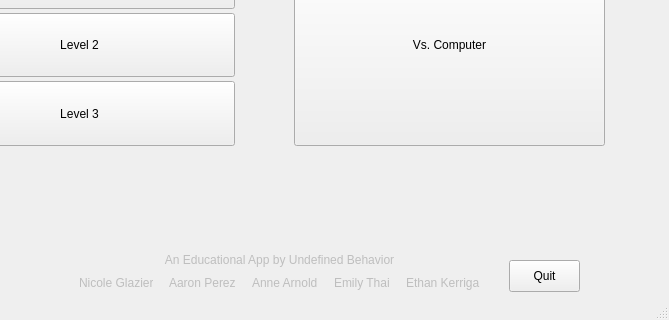
Above: startmenu.ui from University-of-Utah-CS3505/a9-edu-app-f24-birdy117 before the change; both pictures show x 131 to 800 and y 280 to 600 of the 800 by 600 pixel window. Below: the same form after it.
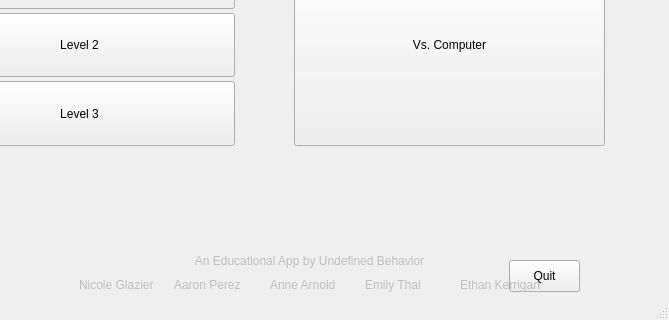
That is the form after the change. Icons and pictures are not drawn.

Patch:
```diff
--- a/startmenu.ui
+++ b/startmenu.ui
@@ -173,7 +173,7 @@
    </widget>
    <widget class="QWidget" name="chessBoardContainer" native="true">
     <property name="enabled">
-     <bool>false</bool>
+     <bool>true</bool>
     </property>
     <property name="geometry">
      <rect>
@@ -206,7 +206,7 @@
      </size>
     </property>
    </widget>
-   <widget class="QWidget" name="">
+   <widget class="QWidget" name="layoutWidget">
     <property name="geometry">
      <rect>
       <x>50</x>
@@ -351,13 +351,13 @@
      </item>
     </layout>
    </widget>
-   <widget class="QWidget" name="">
+   <widget class="QWidget" name="layoutWidget">
     <property name="geometry">
      <rect>
       <x>210</x>
       <y>530</y>
-      <width>401</width>
-      <height>42</height>
+      <width>461</width>
+      <height>45</height>
      </rect>
     </property>
     <layout class="QVBoxLayout" name="CreditsLayout">
```
